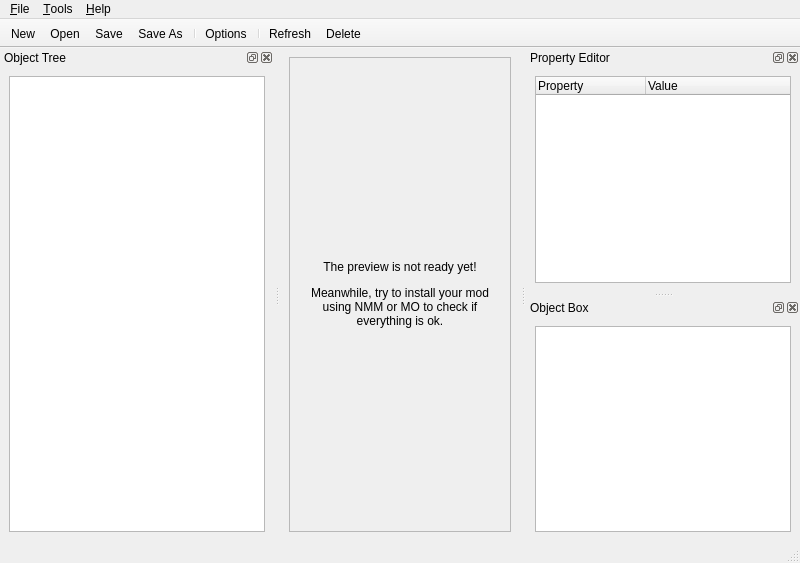
GandaG/fomod-designer, file fomod/gui/templates/mainframe.ui: the form before one commit.
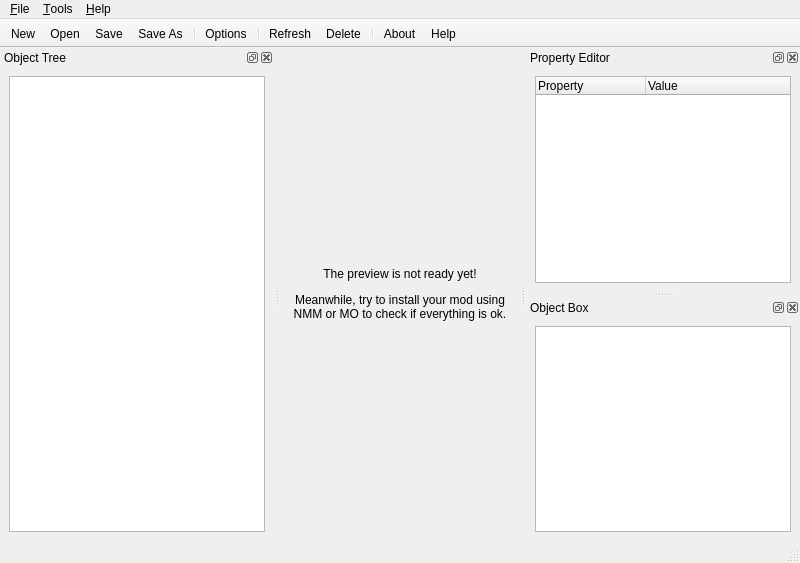
The form after the commit. Icons and pictures are not drawn.

Commit message: Added main window draft.

Diff of the .ui file:
```diff
--- a/fomod/gui/templates/mainframe.ui
+++ b/fomod/gui/templates/mainframe.ui
@@ -16,34 +16,16 @@
   <widget class="QWidget" name="centralwidget">
    <layout class="QHBoxLayout" name="horizontalLayout_3">
     <item>
-     <widget class="QFrame" name="frame">
-      <property name="sizePolicy">
-       <sizepolicy hsizetype="Preferred" vsizetype="Preferred">
-        <horstretch>5</horstretch>
-        <verstretch>0</verstretch>
-       </sizepolicy>
+     <widget class="QLabel" name="preview_label">
+      <property name="text">
+       <string>&lt;html&gt;&lt;head/&gt;&lt;body&gt;&lt;p&gt;The preview is not ready yet!&lt;/p&gt;&lt;p&gt;Meanwhile, try to install your mod using NMM or MO to check if everything is ok.&lt;/p&gt;&lt;/body&gt;&lt;/html&gt;</string>
       </property>
-      <property name="frameShape">
-       <enum>QFrame::StyledPanel</enum>
+      <property name="alignment">
+       <set>Qt::AlignCenter</set>
       </property>
-      <property name="frameShadow">
-       <enum>QFrame::Raised</enum>
+      <property name="wordWrap">
+       <bool>true</bool>
       </property>
-      <layout class="QVBoxLayout" name="verticalLayout">
-       <item>
-        <widget class="QLabel" name="label_3">
-         <property name="text">
-          <string>&lt;html&gt;&lt;head/&gt;&lt;body&gt;&lt;p&gt;The preview is not ready yet!&lt;/p&gt;&lt;p&gt;Meanwhile, try to install your mod using NMM or MO to check if everything is ok.&lt;/p&gt;&lt;/body&gt;&lt;/html&gt;</string>
-         </property>
-         <property name="alignment">
-          <set>Qt::AlignCenter</set>
-         </property>
-         <property name="wordWrap">
-          <bool>true</bool>
-         </property>
-        </widget>
-       </item>
-      </layout>
      </widget>
     </item>
    </layout>
@@ -115,6 +97,9 @@
    <addaction name="separator"/>
    <addaction name="action_Refresh"/>
    <addaction name="action_Delete"/>
+   <addaction name="separator"/>
+   <addaction name="action_About"/>
+   <addaction name="actionHe_lp"/>
   </widget>
   <widget class="QDockWidget" name="dockWidget">
    <property name="allowedAreas">
```
Left out of the diff: 26 changed lines with no effect on the pictures. The commit also changes 4 other files.
